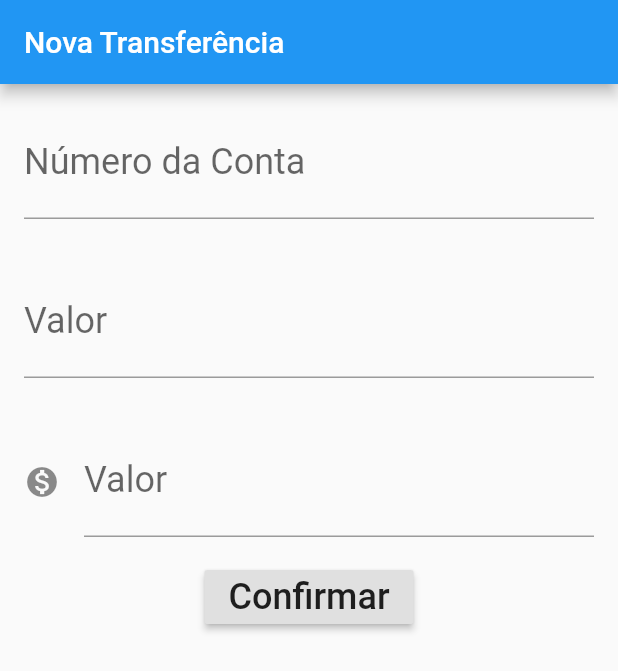
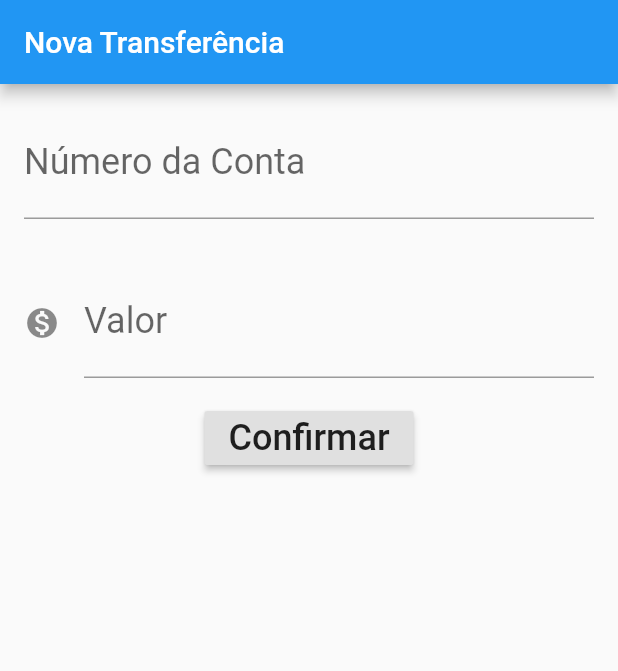
Before and after one commit to barbosadev/flutter-alura, a Flutter app: the screen it shows after launch, after a tap on "Confirmar", on a phone screen of 412 x 824 dp. Shown: the top 671 px of the screen. Run offline on Flutter 3.47's test engine with Material 2 defaults, Android fonts, the phone set to English and light mode, and no system bars.

Commit message:
Widgets flexíveis

```diff
--- a/bytebank/lib/main.dart
+++ b/bytebank/lib/main.dart
@@ -28,37 +28,19 @@ class FormularioTransferencia extends StatelessWidget {
       ),
       body: Column(
         children: <Widget>[
-          Editor(_controladorCampoNumeroConta, 'Número da Conta', '0000'),
-          Editor(_controladorCampoNumeroConta, 'Valor', '0.00'),
-          Padding(
-            padding: EdgeInsets.all(16.0),
-            child: TextField(
-              controller: _controladorCampoValor,
-              style: TextStyle(
-                  fontSize: 24.0
-              ),
-              decoration: InputDecoration(
-                icon: Icon(Icons.monetization_on),
-                labelText: 'Valor',
-                hintText: '0.00'
-              ),
-              keyboardType: TextInputType.number,
-            ),
+          Editor(
+              controlador: _controladorCampoNumeroConta,
+              rotulo: 'Número da Conta',
+              dica: '0000'
+          ),
+          Editor(
+              controlador: _controladorCampoNumeroConta,
+              rotulo: 'Valor',
+              dica: '0.00',
+              icone: Icons.monetization_on
           ),
           RaisedButton(
-            onPressed: (){
-              final int numeroConta = int.tryParse(_controladorCampoNumeroConta.text);
-              final double valor = double.tryParse(_controladorCampoValor.text);
-              if (numeroConta != null && valor != null){
-                final transferenciaCriada = Transferencia(valor, numeroConta);
-                //debugPrint("$transferenciaCriada");
-                Scaffold.of(context).showSnackBar(
-                  SnackBar(
-                    content: Text('$transferenciaCriada'),
-                  ),
-                );
-              }
-            },
+            onPressed: () => _criaTransferencia(),
             child: Text(
               "Confirmar",
               style: TextStyle(
@@ -70,28 +52,39 @@ class FormularioTransferencia extends StatelessWidget {
       ),
     );
   }
+
+  void _criaTransferencia() {
+    final int numeroConta = int.tryParse(_controladorCampoNumeroConta.text);
+    final double valor = double.tryParse(_controladorCampoValor.text);
+    if (numeroConta != null && valor != null){
+      final transferenciaCriada = Transferencia(valor, numeroConta);
+      debugPrint("$transferenciaCriada");
+    }
+  }
 }
 
 class Editor extends StatelessWidget {
 
-  final TextEditingController _controlador;
-  final String _rotulo;
-  final String _dica;
+  final TextEditingController controlador;
+  final String rotulo;
+  final String dica;
+  final IconData icone;
 
-  Editor(this._controlador, this._rotulo, this._dica);
+  Editor({this.controlador, this.rotulo, this.dica, this.icone});
 
   @override
   Widget build(BuildContext context) {
     return Padding(
       padding: EdgeInsets.all(16.0),
       child: TextField(
-        controller: _controlador,
+        controller: controlador,
         style: TextStyle(
             fontSize: 24.0
         ),
         decoration: InputDecoration(
-            labelText: _rotulo,
-            hintText: _dica,
+            icon: icone != null? Icon(icone): null,
+            labelText: rotulo,
+            hintText: dica,
         ),
         keyboardType: TextInputType.number,
       ),
```
Also changed, not shown: bytebank/pubspec.lock.
